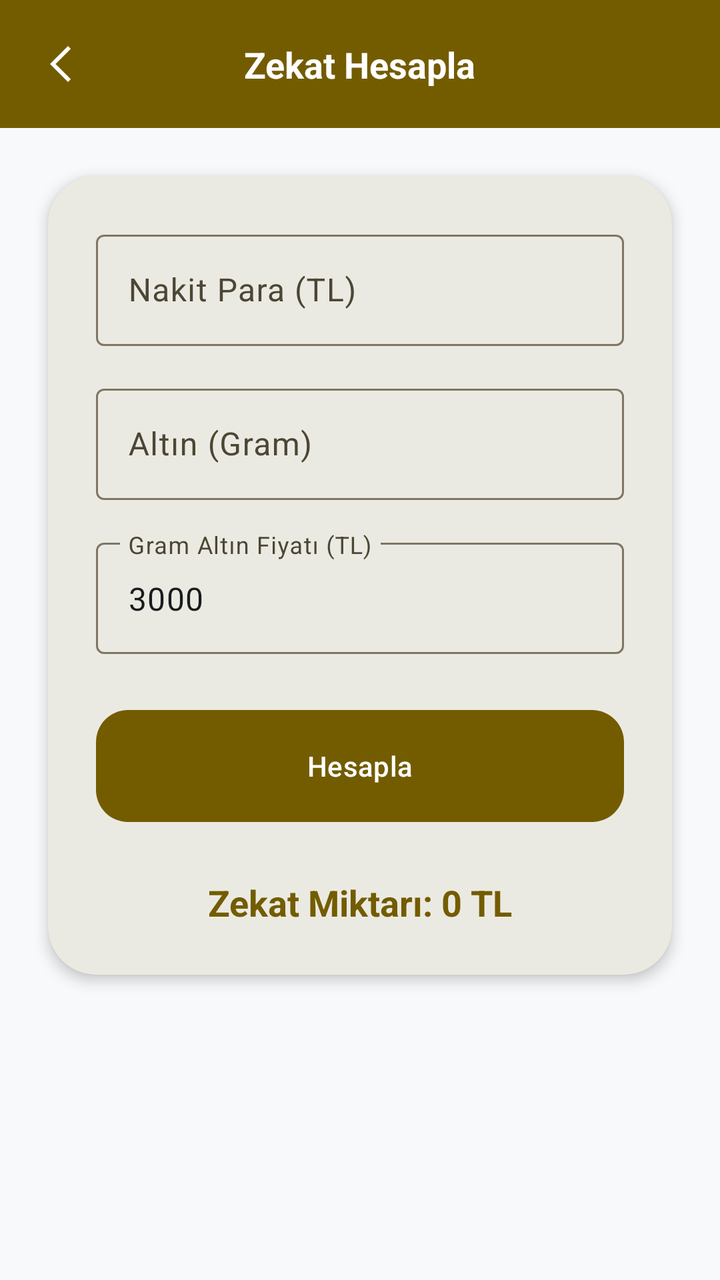
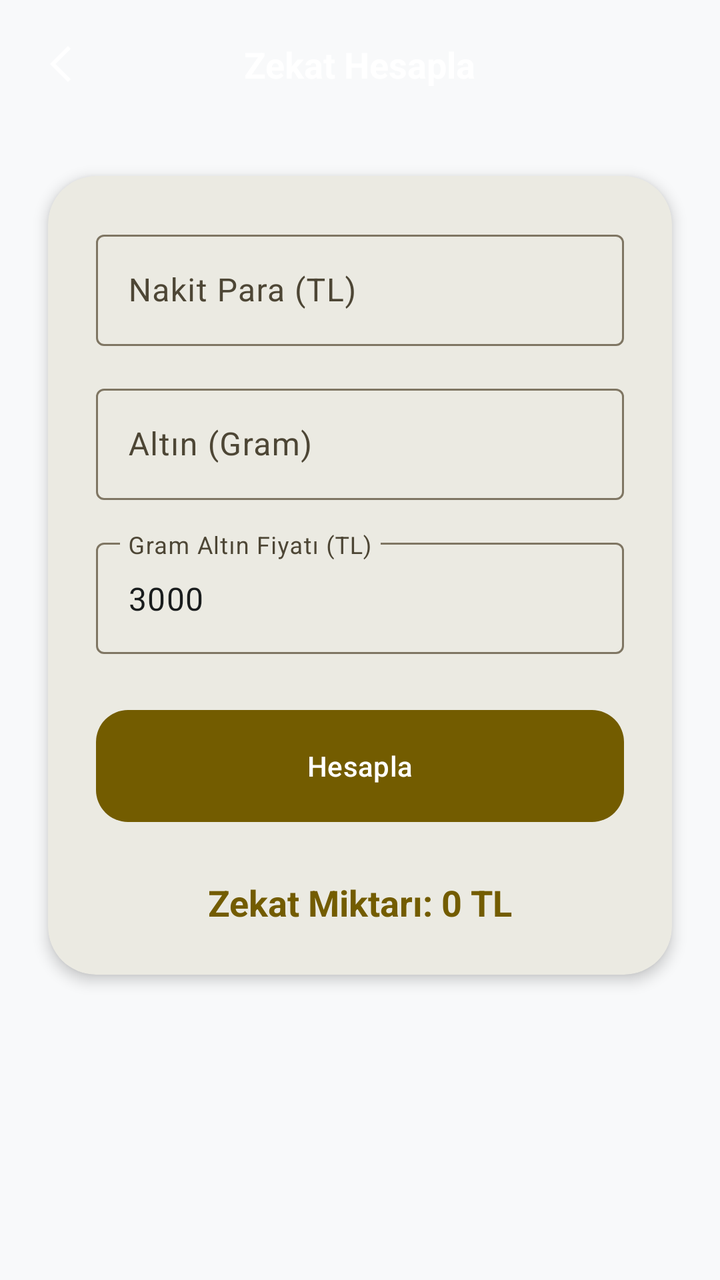

Screens rendered from an Android XML layout before and after an edit, with the pre-edit source and the edit as a unified diff.
<!-- AndroidManifest.xml: activity theme Theme.Hilalim -->
<!-- res/layout/activity_zekat_calculator.xml -->
<?xml version="1.0" encoding="utf-8"?>
<androidx.constraintlayout.widget.ConstraintLayout xmlns:android="http://schemas.android.com/apk/res/android"
    xmlns:app="http://schemas.android.com/apk/res-auto"
    xmlns:tools="http://schemas.android.com/tools"
    android:layout_width="match_parent"
    android:layout_height="match_parent"
    android:background="@color/neutral_bg">

    <androidx.constraintlayout.widget.ConstraintLayout
        android:id="@+id/zekat_header"
        android:layout_width="match_parent"
        android:layout_height="64dp"
        android:background="@color/primary"
        android:paddingHorizontal="16dp"
        app:layout_constraintTop_toTopOf="parent">

        <ImageView
            android:id="@+id/btn_back"
            android:layout_width="40dp"
            android:layout_height="40dp"
            android:padding="8dp"
            android:src="@drawable/ic_back_arrow"
            app:layout_constraintBottom_toBottomOf="parent"
            app:layout_constraintStart_toStartOf="parent"
            app:layout_constraintTop_toTopOf="parent"
            app:tint="@color/white" />

        <TextView
            android:layout_width="wrap_content"
            android:layout_height="wrap_content"
            android:text="Zekat Hesapla"
            android:textColor="@color/white"
            android:textSize="18sp"
            android:textStyle="bold"
            app:layout_constraintBottom_toBottomOf="parent"
            app:layout_constraintEnd_toEndOf="parent"
            app:layout_constraintStart_toStartOf="parent"
            app:layout_constraintTop_toTopOf="parent" />
    </androidx.constraintlayout.widget.ConstraintLayout>

    <com.google.android.material.card.MaterialCardView
        android:layout_width="match_parent"
        android:layout_height="wrap_content"
        android:layout_margin="24dp"
        app:cardCornerRadius="24dp"
        app:cardElevation="4dp"
        app:strokeWidth="0dp"
        app:layout_constraintTop_toBottomOf="@id/zekat_header">

        <LinearLayout
            android:layout_width="match_parent"
            android:layout_height="wrap_content"
            android:orientation="vertical"
            android:padding="24dp">

            <com.google.android.material.textfield.TextInputLayout
                android:layout_width="match_parent"
                android:layout_height="wrap_content"
                android:hint="Nakit Para (TL)"
                style="@style/Widget.Material3.TextInputLayout.OutlinedBox">
                <com.google.android.material.textfield.TextInputEditText
                    android:id="@+id/et_cash"
                    android:layout_width="match_parent"
                    android:layout_height="wrap_content"
                    android:inputType="numberDecimal" />
            </com.google.android.material.textfield.TextInputLayout>

            <com.google.android.material.textfield.TextInputLayout
                android:layout_width="match_parent"
                android:layout_height="wrap_content"
                android:layout_marginTop="16dp"
                android:hint="Altın (Gram)"
                style="@style/Widget.Material3.TextInputLayout.OutlinedBox">
                <com.google.android.material.textfield.TextInputEditText
                    android:id="@+id/et_gold"
                    android:layout_width="match_parent"
                    android:layout_height="wrap_content"
                    android:inputType="numberDecimal" />
            </com.google.android.material.textfield.TextInputLayout>

            <com.google.android.material.textfield.TextInputLayout
                android:layout_width="match_parent"
                android:layout_height="wrap_content"
                android:layout_marginTop="16dp"
                android:hint="@string/gold_price_per_gram"
                style="@style/Widget.Material3.TextInputLayout.OutlinedBox">
                <com.google.android.material.textfield.TextInputEditText
                    android:id="@+id/et_gold_price"
                    android:layout_width="match_parent"
                    android:layout_height="wrap_content"
                    android:inputType="numberDecimal"
                    android:text="3000" />
            </com.google.android.material.textfield.TextInputLayout>

            <com.google.android.material.button.MaterialButton
                android:id="@+id/btn_calculate"
                android:layout_width="match_parent"
                android:layout_height="64dp"
                android:layout_marginTop="24dp"
                android:text="Hesapla"
                app:cornerRadius="16dp" />

            <TextView
                android:id="@+id/txt_result"
                android:layout_width="match_parent"
                android:layout_height="wrap_content"
                android:layout_marginTop="24dp"
                android:gravity="center"
                android:text="Zekat Miktarı: 0 TL"
                android:textColor="@color/primary"
                android:textSize="18sp"
                android:textStyle="bold" />

        </LinearLayout>
    </com.google.android.material.card.MaterialCardView>

</androidx.constraintlayout.widget.ConstraintLayout>
<!-- resources referenced by this layout -->
<resources>
  <color name="neutral_bg">@color/md_theme_light_background</color>
  <color name="primary">@color/md_theme_light_primary</color>
  <color name="white">#FFFFFFFF</color>
  <!-- drawable ic_back_arrow (drawable) -->
  <vector xmlns:android="http://schemas.android.com/apk/res/android"
      android:width="24dp"
      android:height="24dp"
      android:viewportWidth="960"
      android:viewportHeight="960"
      android:tint="?attr/colorControlNormal">
    <path
        android:fillColor="@android:color/white"
        android:pathData="M400,840L40,480L400,120L456,176L152,480L456,784L400,840Z"/>
  </vector>
  <string name="gold_price_per_gram">Gram Altın Fiyatı (TL)</string>
  <style name="Theme.Hilalim" parent="Base.Theme.Hilalim" />
  <color name="md_theme_light_background">#F8F9FA</color>
  <color name="md_theme_light_primary">#735C00</color>
  <color name="md_theme_light_onPrimary">#FFFFFF</color>
  <color name="md_theme_light_primaryContainer">#D4AF37</color>
  <color name="md_theme_light_onPrimaryContainer">#554300</color>
  <color name="md_theme_light_secondary">#5E5F5C</color>
  <color name="md_theme_light_onSecondary">#FFFFFF</color>
  <color name="md_theme_light_secondaryContainer">#E0E0DC</color>
  <color name="md_theme_light_onSecondaryContainer">#626360</color>
  <color name="md_theme_light_tertiary">#5F5F56</color>
  <color name="md_theme_light_onTertiary">#FFFFFF</color>
  <color name="md_theme_light_tertiaryContainer">#B4B3A8</color>
  <color name="md_theme_light_onTertiaryContainer">#45453D</color>
  <color name="md_theme_light_surface">#F8F9FA</color>
  <color name="md_theme_light_onSurface">#191C1D</color>
  <color name="md_theme_light_surfaceVariant">#E1E3E4</color>
  <color name="md_theme_light_onSurfaceVariant">#4D4635</color>
  <color name="md_theme_light_outline">#7F7663</color>
  <color name="md_theme_light_inverseSurface">#2E3132</color>
  <color name="md_theme_light_inverseOnSurface">#EFF1F2</color>
  <color name="md_theme_light_error">#BA1A1A</color>
  <color name="md_theme_light_onError">#FFFFFF</color>
  <color name="md_theme_light_errorContainer">#FFDAD6</color>
  <color name="md_theme_light_onErrorContainer">#93000A</color>
  <!-- unchanged entries left out for length: 1 -->
</resources>

<!-- the commit's change to res/layout/activity_zekat_calculator.xml (unified diff, before → after) -->
@@ -10,7 +10,7 @@
         android:id="@+id/zekat_header"
         android:layout_width="match_parent"
         android:layout_height="64dp"
-        android:background="@color/primary"
+        android:background="@color/header_bg"
         android:paddingHorizontal="16dp"
         app:layout_constraintTop_toTopOf="parent">
 
@@ -28,7 +28,7 @@
         <TextView
             android:layout_width="wrap_content"
             android:layout_height="wrap_content"
-            android:text="Zekat Hesapla"
+            android:text="@string/zekat_title"
             android:textColor="@color/white"
             android:textSize="18sp"
             android:textStyle="bold"
@@ -56,7 +56,7 @@
             <com.google.android.material.textfield.TextInputLayout
                 android:layout_width="match_parent"
                 android:layout_height="wrap_content"
-                android:hint="Nakit Para (TL)"
+                android:hint="@string/zekat_cash_hint"
                 style="@style/Widget.Material3.TextInputLayout.OutlinedBox">
                 <com.google.android.material.textfield.TextInputEditText
                     android:id="@+id/et_cash"
@@ -69,7 +69,7 @@
                 android:layout_width="match_parent"
                 android:layout_height="wrap_content"
                 android:layout_marginTop="16dp"
-                android:hint="Altın (Gram)"
+                android:hint="@string/zekat_gold_hint"
                 style="@style/Widget.Material3.TextInputLayout.OutlinedBox">
                 <com.google.android.material.textfield.TextInputEditText
                     android:id="@+id/et_gold"
@@ -97,7 +97,7 @@
                 android:layout_width="match_parent"
                 android:layout_height="64dp"
                 android:layout_marginTop="24dp"
-                android:text="Hesapla"
+                android:text="@string/zekat_calculate"
                 app:cornerRadius="16dp" />
 
             <TextView
<!-- resource entries referenced after the edit -->
@@ -15,6 +15,10 @@
         android:pathData="M400,840L40,480L400,120L456,176L152,480L456,784L400,840Z"/>
   </vector>
   <string name="gold_price_per_gram">Gram Altın Fiyatı (TL)</string>
+  <string name="zekat_calculate">Hesapla</string>
+  <string name="zekat_cash_hint">Nakit Para (TL)</string>
+  <string name="zekat_gold_hint">Altın (Gram)</string>
+  <string name="zekat_title">Zekat Hesapla</string>
   <style name="Theme.Hilalim" parent="Base.Theme.Hilalim" />
   <color name="md_theme_light_background">#F8F9FA</color>
   <color name="md_theme_light_primary">#735C00</color>
